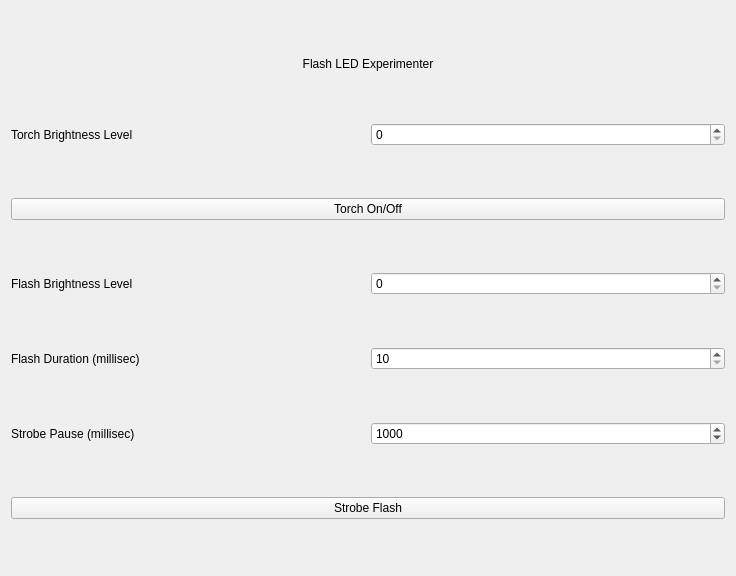
Old version of the form mainwindow.ui in the repository jpietrzak8/Lanterne.
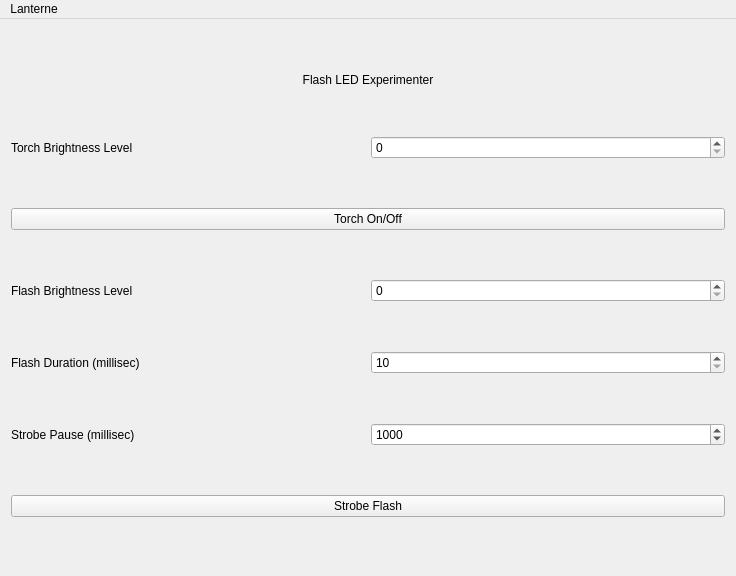
New version of the form.

Diff of the .ui file:
```diff
--- a/mainwindow.ui
+++ b/mainwindow.ui
@@ -135,6 +135,14 @@
      <height>22</height>
     </rect>
    </property>
+   <widget class="QMenu" name="menuLanterne">
+    <property name="title">
+     <string>Lanterne</string>
+    </property>
+    <addaction name="actionMorse_Code"/>
+    <addaction name="actionAbout"/>
+   </widget>
+   <addaction name="menuLanterne"/>
   </widget>
  </widget>
  <layoutdefault spacing="6" margin="11"/>
```
Left out of the diff: 10 changed lines with no effect on the pictures.
